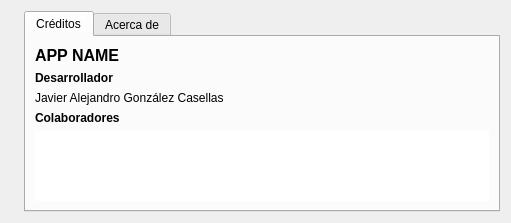
This is ui/about.ui in JalexCode/VisualesUCLV-Desktop as Qt 5 draws it before an edit. The edited form follows.
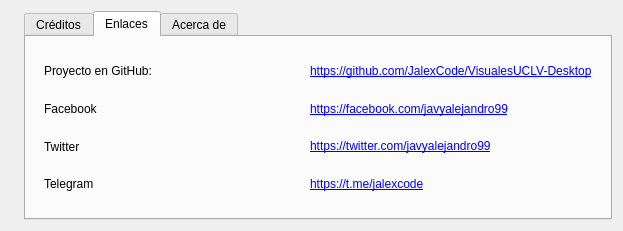
This is the edited form. The open tabs and pages were chosen to show the change. Icons and pictures are not drawn.

```diff
--- a/ui/about.ui
+++ b/ui/about.ui
@@ -6,8 +6,8 @@
    <rect>
     <x>0</x>
     <y>0</y>
-    <width>511</width>
-    <height>218</height>
+    <width>623</width>
+    <height>231</height>
    </rect>
   </property>
   <property name="windowTitle">
@@ -104,6 +104,87 @@
        </item>
       </layout>
      </widget>
+     <widget class="QWidget" name="tab_3">
+      <attribute name="title">
+       <string>Enlaces</string>
+      </attribute>
+      <layout class="QGridLayout" name="gridLayout_9">
+       <item row="0" column="0">
+        <widget class="QWidget" name="widget" native="true">
+         <layout class="QGridLayout" name="gridLayout_5">
+          <item row="1" column="1">
+           <widget class="QLabel" name="label_9">
+            <property name="text">
+             <string>&lt;html&gt;&lt;head/&gt;&lt;body&gt;&lt;p&gt;&lt;a href=&quot;https://facebook.com/javyalejandro99&quot;&gt;&lt;span style=&quot; text-decoration: underline; color:#0000ff;&quot;&gt;https://facebook.com/javyalejandro99&lt;/span&gt;&lt;/a&gt;&lt;/p&gt;&lt;/body&gt;&lt;/html&gt;</string>
+            </property>
+            <property name="openExternalLinks">
+             <bool>true</bool>
+            </property>
+           </widget>
+          </item>
+          <item row="4" column="1">
+           <widget class="QLabel" name="label_13">
+            <property name="text">
+             <string>&lt;html&gt;&lt;head/&gt;&lt;body&gt;&lt;p&gt;&lt;a href=&quot;https://t.me/jalexcode&quot;&gt;&lt;span style=&quot; text-decoration: underline; color:#0000ff;&quot;&gt;https://t.me/jalexcode&lt;/span&gt;&lt;/a&gt;&lt;/p&gt;&lt;/body&gt;&lt;/html&gt;</string>
+            </property>
+            <property name="openExternalLinks">
+             <bool>true</bool>
+            </property>
+           </widget>
+          </item>
+          <item row="2" column="1">
+           <widget class="QLabel" name="label_11">
+            <property name="text">
+             <string>&lt;html&gt;&lt;head/&gt;&lt;body&gt;&lt;p&gt;&lt;a href=&quot;https://twitter.com/javyalejandro99&quot;&gt;&lt;span style=&quot; text-decoration: underline; color:#0000ff;&quot;&gt;https://twitter.com/javyalejandro99&lt;/span&gt;&lt;/a&gt;&lt;/p&gt;&lt;/body&gt;&lt;/html&gt;</string>
+            </property>
+            <property name="openExternalLinks">
+             <bool>true</bool>
+            </property>
+           </widget>
+          </item>
+          <item row="0" column="0">
+           <widget class="QLabel" name="label_2">
+            <property name="text">
+             <string>Proyecto en GitHub:</string>
+            </property>
+           </widget>
+          </item>
+          <item row="0" column="1">
+           <widget class="QLabel" name="label_5">
+            <property name="text">
+             <string>&lt;html&gt;&lt;head/&gt;&lt;body&gt;&lt;p&gt;&lt;a href=&quot;https://github.com/JalexCode/VisualesUCLV-Desktop&quot;&gt;&lt;span style=&quot; text-decoration: underline; color:#0000ff;&quot;&gt;https://github.com/JalexCode/VisualesUCLV-Desktop&lt;/span&gt;&lt;/a&gt;&lt;/p&gt;&lt;/body&gt;&lt;/html&gt;</string>
+            </property>
+            <property name="openExternalLinks">
+             <bool>true</bool>
+            </property>
+           </widget>
+          </item>
+          <item row="1" column="0">
+           <widget class="QLabel" name="label_8">
+            <property name="text">
+             <string>Facebook</string>
+            </property>
+           </widget>
+          </item>
+          <item row="2" column="0">
+           <widget class="QLabel" name="label_10">
+            <property name="text">
+             <string>Twitter</string>
+            </property>
+           </widget>
+          </item>
+          <item row="4" column="0">
+           <widget class="QLabel" name="label_12">
+            <property name="text">
+             <string>Telegram</string>
+            </property>
+           </widget>
+          </item>
+         </layout>
+        </widget>
+       </item>
+      </layout>
+     </widget>
      <widget class="QWidget" name="tab_2">
       <attribute name="title">
        <string>Acerca de</string>
```
Left out of the diff: 3 changed lines with no effect on the pictures.
